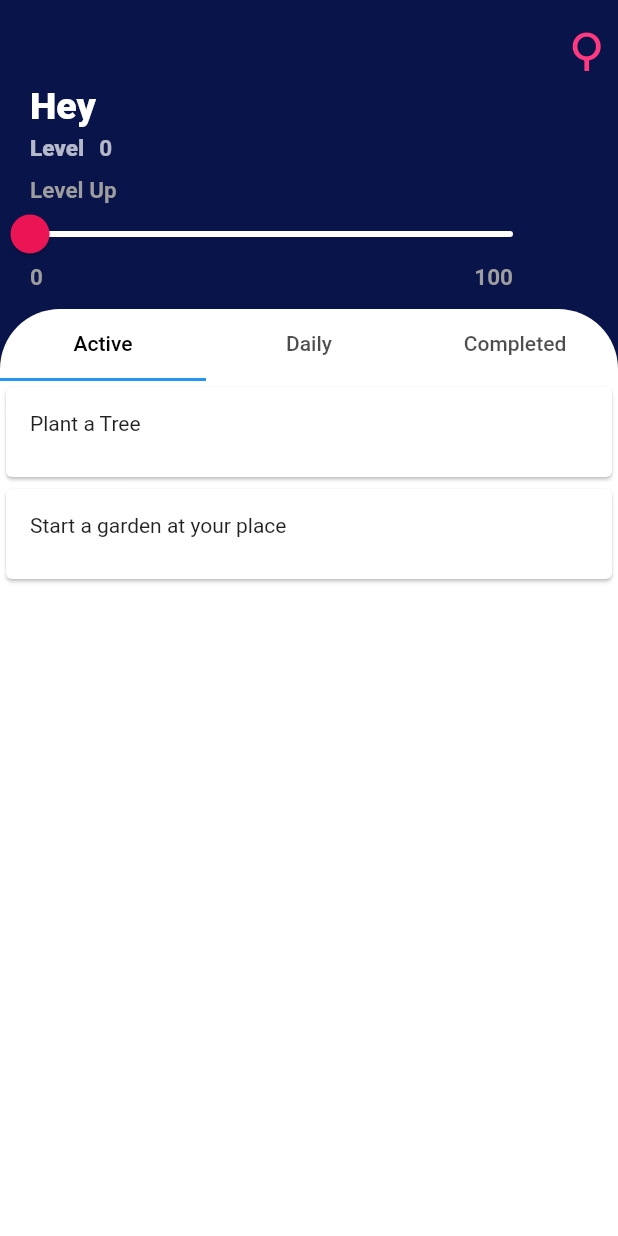
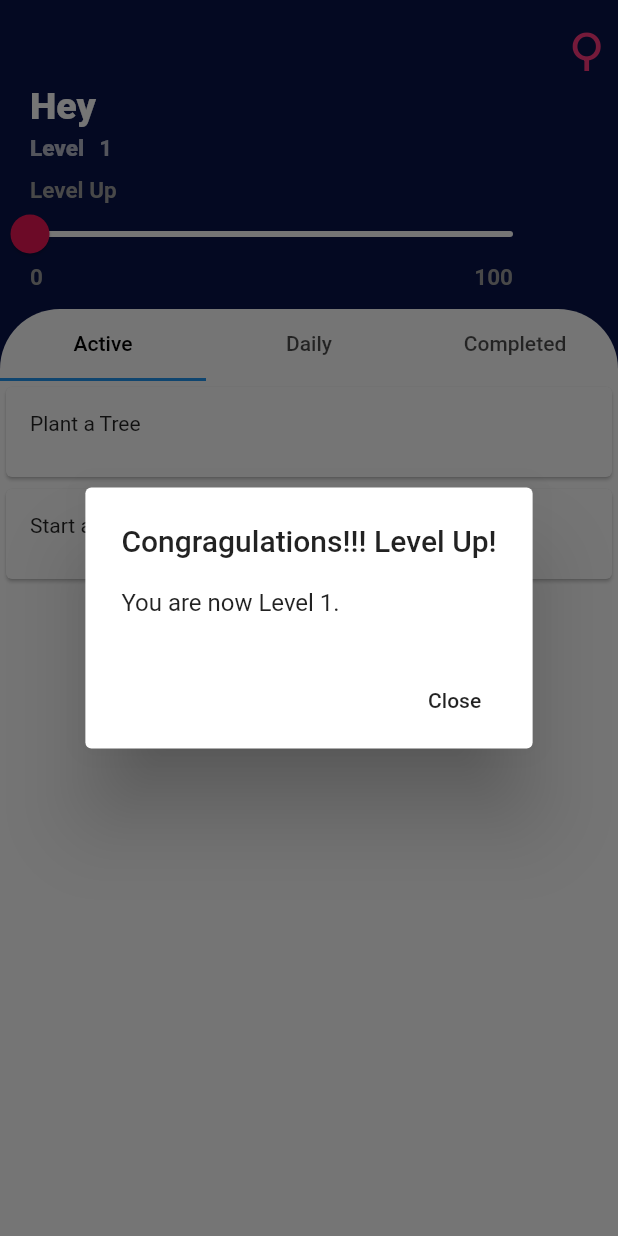
Before and after one commit to Fuzzy-Spork/Quester, a Flutter app: the DashBoard screen opened directly with empty values, on a phone screen of 412 x 824 dp. Run offline on Flutter 3.47's test engine with Material 2 defaults, Android fonts, the phone set to English and light mode, and no system bars; our stand-ins replace flare_flutter, shared_preferences; accounts and stored records are empty; generated files the repository leaves out were written again.

Commit message:
Level Up Added

```diff
--- a/lib/models/user/user.dart
+++ b/lib/models/user/user.dart
@@ -1,3 +1,4 @@
+import 'package:flutter/material.dart';
 import 'package:json_annotation/json_annotation.dart';
 
 part 'user.g.dart';
@@ -16,7 +17,33 @@ class User {
   factory User.fromJson(Map<String, dynamic> json) => _$UserFromJson(json);
   Map<String, dynamic> toJson() => _$UserToJson(this);
 
-  // void levelUp(User user) {
-  //   user.level++;
-  // }
+  int getLevel(context) {
+    if (this.level != this.totalXP % 50 - 1) {
+      levelUp(context);
+    }
+    return this.totalXP % 50 - 1;
+  }
+
+  void levelUp(context) {
+    this.level++;
+    showDialog(
+      context: context,
+      builder: (BuildContext context) {
+        // return object of type Dialog
+        return AlertDialog(
+          title: new Text("Congragulations!!! Level Up!"),
+          content: new Text("You are now Level ${this.level}."),
+          actions: <Widget>[
+            // usually buttons at the bottom of the dialog
+            new FlatButton(
+              child: new Text("Close"),
+              onPressed: () {
+                Navigator.of(context).pop();
+              },
+            ),
+          ],
+        );
+      },
+    );
+  }
 }
--- a/lib/screens/dashboard.dart
+++ b/lib/screens/dashboard.dart
@@ -23,7 +23,8 @@ class _DashBoardState extends State<DashBoard>
 
   @override
   Widget build(BuildContext context) {
-    var height = 10.0;
+    widget.user.getLevel(context);
+    //var height = 10.0;
     Size size = MediaQuery.of(context).size;
     return SafeArea(
       child: Scaffold(
```
